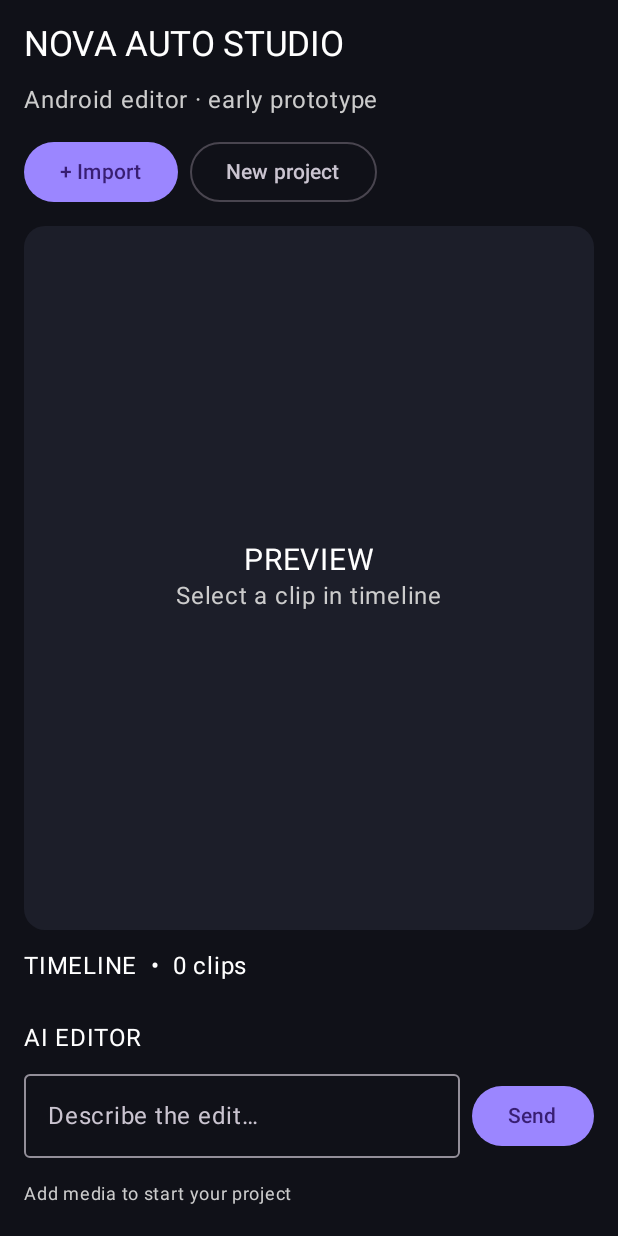
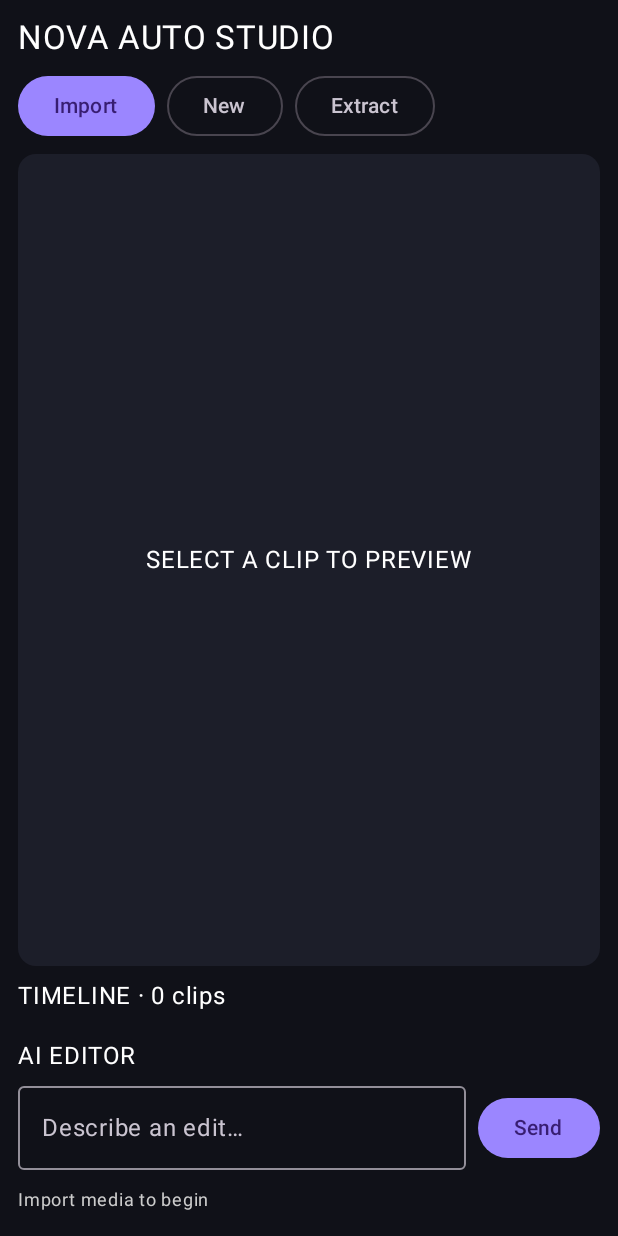
Before and after one commit to jamalennaciri1997/Nova-auto-studio, an Android app built with Jetpack Compose: the screen it shows after launch (MainActivity), on a phone screen of 412 x 824 dp. Run offline under Robolectric (Android 15) with nearby library versions, the phone set to English and light mode, and no system bars.

Commit message:
Add media preview and audio extraction sharing

```diff
--- a/app/src/main/java/com/nova/autostudio/MainActivity.kt
+++ b/app/src/main/java/com/nova/autostudio/MainActivity.kt
@@ -3,6 +3,8 @@ package com.nova.autostudio
 import android.content.Intent
 import android.net.Uri
 import android.os.Bundle
+import android.widget.ImageView
+import android.widget.VideoView
 import androidx.activity.ComponentActivity
 import androidx.activity.compose.setContent
 import androidx.activity.compose.rememberLauncherForActivityResult
@@ -18,10 +20,16 @@ import androidx.compose.runtime.*
 import androidx.compose.ui.Alignment
 import androidx.compose.ui.Modifier
 import androidx.compose.ui.graphics.Color
+import androidx.compose.ui.platform.LocalContext
 import androidx.compose.ui.unit.dp
 import androidx.compose.ui.unit.sp
+import androidx.compose.ui.viewinterop.AndroidView
+import androidx.core.content.FileProvider
+import kotlinx.coroutines.Dispatchers
+import kotlinx.coroutines.launch
+import kotlinx.coroutines.withContext
 
-data class StudioClip(val uri: Uri, val title: String, val type: String)
+data class StudioClip(val uri: Uri, val title: String, val mime: String)
 
 class MainActivity : ComponentActivity() {
  override fun onCreate(savedInstanceState: Bundle?) {
@@ -32,46 +40,73 @@ class MainActivity : ComponentActivity() {
 
 @Composable
 fun StudioScreen() {
+ val context = LocalContext.current
+ val scope = rememberCoroutineScope()
  val clips = remember { mutableStateListOf<StudioClip>() }
  var prompt by remember { mutableStateOf("") }
- var status by remember { mutableStateOf("Add media to start your project") }
+ var status by remember { mutableStateOf("Import media to begin") }
  var selected by remember { mutableIntStateOf(-1) }
  val picker = rememberLauncherForActivityResult(ActivityResultContracts.OpenMultipleDocuments()) { uris ->
   uris.forEach { uri ->
-   val type = when {
-    uri.toString().contains("audio") -> "Audio"
-    else -> "Media"
+   val mime = context.contentResolver.getType(uri) ?: "application/octet-stream"
+   clips.add(StudioClip(uri, uri.lastPathSegment?.substringAfterLast('/') ?: "Untitled", mime))
+  }
+  if (uris.isNotEmpty()) status = "Imported ${uris.size} files"
+ }
+ val current = clips.getOrNull(selected)
+ MaterialTheme(colorScheme = darkColorScheme(primary = Color(0xFF9B86FF))) {
+  Column(Modifier.fillMaxSize().background(Color(0xFF101118)).padding(12.dp), verticalArrangement = Arrangement.spacedBy(8.dp)) {
+   Text("NOVA AUTO STUDIO", fontSize = 22.sp, color = Color.White)
+   Row(horizontalArrangement = Arrangement.spacedBy(8.dp)) {
+    Button(onClick = { picker.launch(arrayOf("image/*", "video/*", "audio/*")) }) { Text("Import") }
+    OutlinedButton(onClick = { clips.clear(); selected = -1; status = "Project cleared" }) { Text("New") }
+    OutlinedButton(onClick = {
+     val clip = current
+     if (clip == null || !clip.mime.startsWith("video/")) status = "Select a video first"
+     else scope.launch {
+      status = "Extracting audio…"
+      try {
+       val file = withContext(Dispatchers.IO) { AudioExtractor.extract(context, clip.uri) }
+       val shareUri = FileProvider.getUriForFile(context, "${context.packageName}.files", file)
+       val share = Intent(Intent.ACTION_SEND).apply {
+        type = "audio/mp4"
+        putExtra(Intent.EXTRA_STREAM, shareUri)
+        addFlags(Intent.FLAG_GRANT_READ_URI_PERMISSION)
+       }
+       context.startActivity(Intent.createChooser(share, "Save or share extracted audio"))
+       status = "Audio extracted"
+      } catch (e: Exception) { status = e.message ?: "Audio extraction failed" }
+     }
+    }) { Text("Extract") }
    }
-   clips.add(StudioClip(uri, uri.lastPathSegment?.substringAfterLast('/') ?: "Untitled", type))
-  }
-  if (uris.isNotEmpty()) status = "Imported ${uris.size} file(s)"
- }
- MaterialTheme(colorScheme = darkColorScheme(primary = Color(0xFF9B86FF))) {
-  Column(Modifier.fillMaxSize().background(Color(0xFF101118)).padding(16.dp), verticalArrangement = Arrangement.spacedBy(12.dp)) {
-   Text("NOVA AUTO STUDIO", fontSize = 23.sp, color = Color.White)
-   Text("Android editor · early prototype", color = Color.LightGray)
-   Row(horizontalArrangement = Arrangement.spacedBy(8.dp)) {
-    Button(onClick = { picker.launch(arrayOf("image/*", "video/*", "audio/*")) }) { Text("+ Import") }
-    OutlinedButton(onClick = { clips.clear(); selected = -1; status = "Project cleared" }) { Text("New project") }
-   }
-   Box(Modifier.fillMaxWidth().weight(1f).background(Color(0xFF1C1E29), RoundedCornerShape(14.dp)), contentAlignment = Alignment.Center) {
-    Column(horizontalAlignment = Alignment.CenterHorizontally) {
-     Text("PREVIEW", color = Color.White, fontSize = 20.sp)
-     Text(if (selected in clips.indices) clips[selected].title else "Select a clip in timeline", color = Color.LightGray)
+   Box(Modifier.fillMaxWidth().weight(1f).background(Color(0xFF1C1E29), RoundedCornerShape(12.dp)), contentAlignment = Alignment.Center) {
+    when {
+     current?.mime?.startsWith("video/") == true ->
+      AndroidView(factory = { VideoView(it) }, update = { view ->
+       if (view.tag != current.uri) {
+        view.tag = current.uri
+        view.setVideoURI(current.uri)
+        view.setOnPreparedListener { player -> player.isLooping = true; view.start() }
+       }
+      }, modifier = Modifier.fillMaxSize())
+     current?.mime?.startsWith("image/") == true ->
+      AndroidView(factory = { ImageView(it).apply { scaleType = ImageView.ScaleType.FIT_CENTER } },
+       update = { it.setImageURI(current.uri) }, modifier = Modifier.fillMaxSize())
+     else -> Text(if (current == null) "SELECT A CLIP TO PREVIEW" else "Audio selected", color = Color.White)
     }
    }
-   Text("TIMELINE  •  ${clips.size} clips", color = Color.White)
-   LazyColumn(Modifier.fillMaxWidth().heightIn(max = 150.dp), verticalArrangement = Arrangement.spacedBy(4.dp)) {
+   Text("TIMELINE · ${clips.size} clips", color = Color.White)
+   LazyColumn(Modifier.fillMaxWidth().heightIn(max = 135.dp), verticalArrangement = Arrangement.spacedBy(4.dp)) {
     itemsIndexed(clips) { index, clip ->
-     Row(Modifier.fillMaxWidth().background(if (selected == index) Color(0xFF49416B) else Color(0xFF292C39), RoundedCornerShape(6.dp)).clickable { selected = index }.padding(10.dp), horizontalArrangement = Arrangement.SpaceBetween) {
-      Text("${index + 1}. ${clip.title.take(30)}", color = Color.White)
-      Text("×", color = Color.White, modifier = Modifier.clickable { clips.removeAt(index); selected = -1 })
+     Row(Modifier.fillMaxWidth().background(if (selected == index) Color(0xFF49416B) else Color(0xFF292C39), RoundedCornerShape(6.dp)).clickable { selected = index }.padding(8.dp), horizontalArrangement = Arrangement.SpaceBetween) {
+      Text("${index + 1}. ${clip.title.take(28)}", color = Color.White)
+      Text("Remove", color = Color.White, modifier = Modifier.clickable { clips.removeAt(index); selected = -1 })
      }
     }
    }
    Text("AI EDITOR", color = Color.White)
    Row(verticalAlignment = Alignment.CenterVertically) {
-    OutlinedTextField(value = prompt, onValueChange = { prompt = it }, modifier = Modifier.weight(1f), placeholder = { Text("Describe the edit…") }, singleLine = true)
+    OutlinedTextField(value = prompt, onValueChange = { prompt = it }, modifier = Modifier.weight(1f), placeholder = { Text("Describe an edit…") }, singleLine = true)
     Spacer(Modifier.width(8.dp))
     Button(onClick = { status = "AI editing is not connected yet"; prompt = "" }) { Text("Send") }
    }
```
